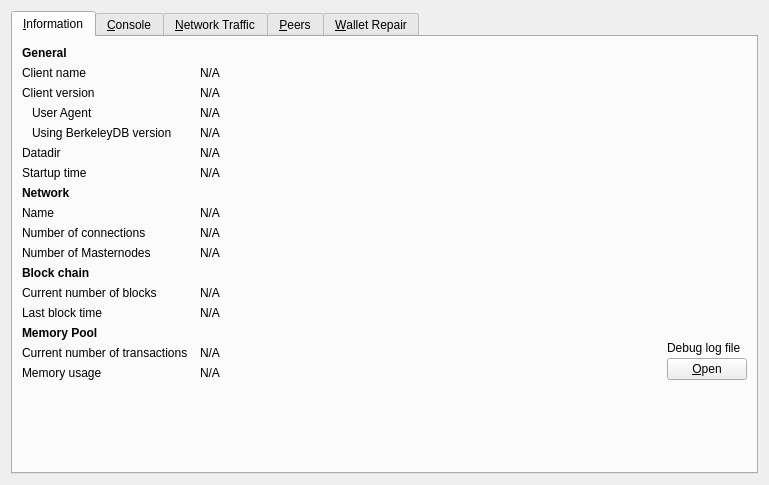
This is src/qt/forms/debugwindow.ui in binariumpay/binarium as Qt 5 draws it before an edit. The edited form follows.
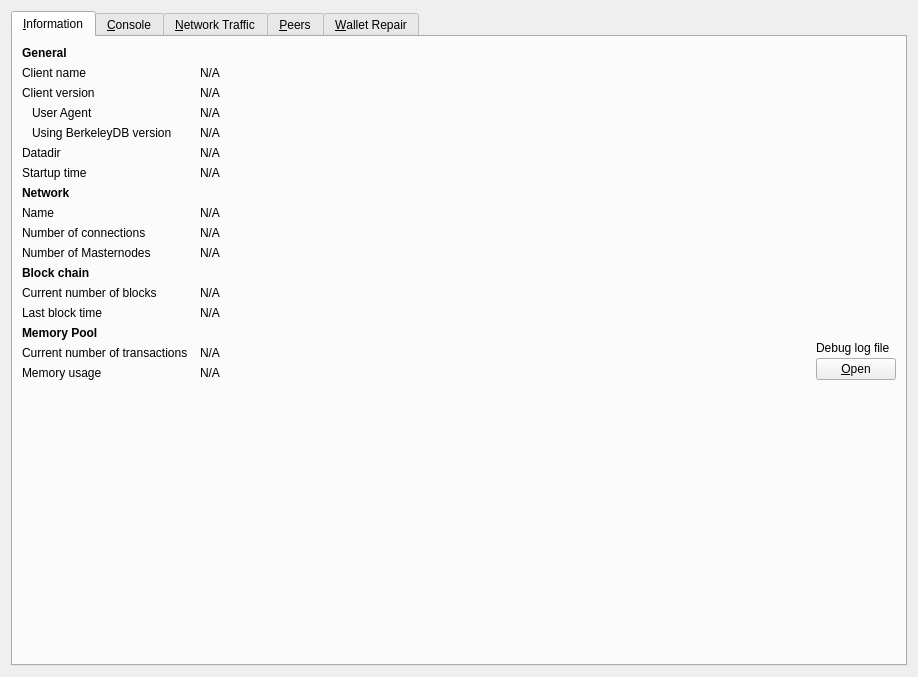
This is the edited form. Icons and pictures are not drawn. Custom widgets are drawn as their Qt base class.

```diff
--- a/src/qt/forms/debugwindow.ui
+++ b/src/qt/forms/debugwindow.ui
@@ -1,13 +1,13 @@
 <?xml version="1.0" encoding="UTF-8"?>
 <ui version="4.0">
  <class>RPCConsole</class>
- <widget class="QWidget" name="RPCConsole">
+ <widget class="QDialog" name="RPCConsole">
   <property name="geometry">
    <rect>
     <x>0</x>
     <y>0</y>
-    <width>769</width>
-    <height>485</height>
+    <width>918</width>
+    <height>677</height>
    </rect>
   </property>
   <property name="windowTitle">
@@ -16,6 +16,12 @@
   <layout class="QVBoxLayout" name="verticalLayout_2">
    <item>
     <widget class="QTabWidget" name="tabWidget">
+     <property name="sizePolicy">
+      <sizepolicy hsizetype="Expanding" vsizetype="Expanding">
+       <horstretch>0</horstretch>
+       <verstretch>0</verstretch>
+      </sizepolicy>
+     </property>
      <property name="currentIndex">
       <number>0</number>
      </property>
```
Left out of the diff: 14 changed lines with no effect on the pictures. Lines whose indentation alone changed are shown as unchanged.
